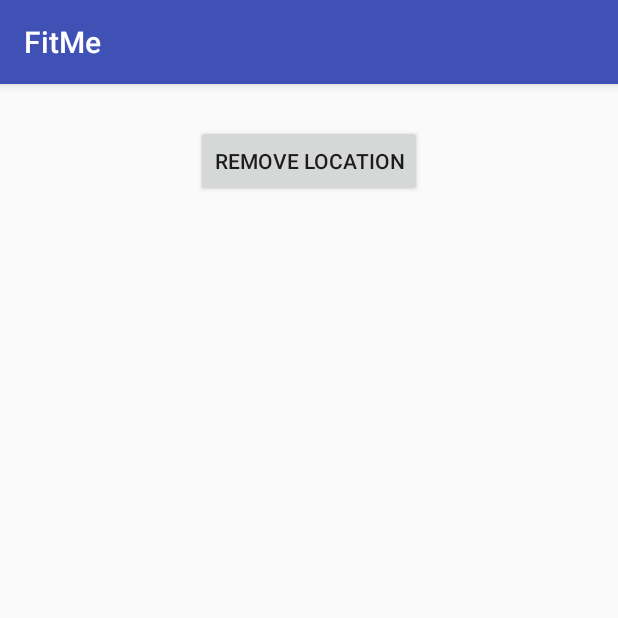
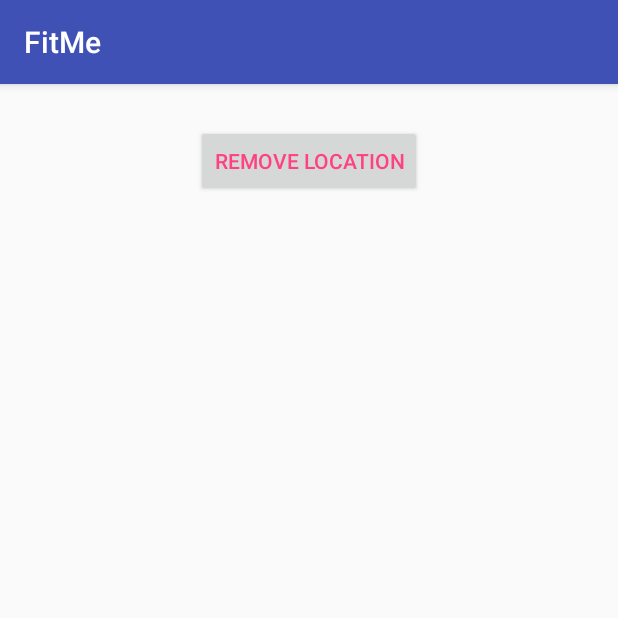
Before and after one commit to jcruz1991/FitMe, an Android app: the FindBuddyActivity screen opened directly, with no data from a screen before it, after a tap on "REMOVE LOCATION", on a phone screen of 412 x 824 dp, the top half of it. Run offline under Robolectric (Android 15) with nearby library versions, the phone set to English and light mode, and no system bars; our stand-ins replace Firebase (no records; nobody signed in at launch, a user with empty details on screens opened directly); 1 other tap on this screen came first.

Commit message:
Added remove button

```diff
--- a/app/src/main/java/com/fitme/fitme/FindBuddyActivity.java
+++ b/app/src/main/java/com/fitme/fitme/FindBuddyActivity.java
@@ -215,16 +215,14 @@ public class FindBuddyActivity extends AppCompatActivity
 
         searchButton.setVisibility(View.INVISIBLE);
         removeButton.setVisibility(View.VISIBLE);
-        //for(int i = 0; i< getCloseUser.size(); i ++)
-        // {
-        //    Log.d("BYE!!@", "BYE:  " + getCloseUser.get(i));
-        // }
+    }
 
-        //Intent intent = new Intent(FindBuddyActivity.this, ShowUserActivity.class);
-        //intent.putExtra("chosenworkname", chosenWorkout);
-        //intent.putStringArrayListExtra("Llist",getCloseUser);
-        // Log.d("BBEEEEEEEE", "HELLO: " );
-        //startActivity(intent);
+    /**
+     * Click Event when remove location button is clicked
+     * @param view
+     */
+    public void removeLocationClicked(View view) {
+        mDatabaseReference.child(userID).removeValue();
     }
 
     private void retrieveUserLocation() {
--- a/app/src/main/res/layout/activity_find_buddy.xml
+++ b/app/src/main/res/layout/activity_find_buddy.xml
@@ -20,7 +20,8 @@
         android:layout_centerHorizontal="true"
         android:layout_below="@+id/activeUserTextView"
         android:text="Search For Workout Buddy"
-        android:onClick="searchButtonClicked"/>
+        android:onClick="searchButtonClicked"
+        style="@style/Base.TextAppearance.AppCompat.Widget.Button"/>
 
     <Button
         android:id="@+id/removeButton"
@@ -29,21 +30,24 @@
         android:layout_centerHorizontal="true"
         android:layout_below="@+id/activeUserTextView"
         android:text="Remove Location"
-        android:onClick="removeLocationClicked"/>
+        android:onClick="removeLocationClicked"
+        style="@style/Base.TextAppearance.AppCompat.Widget.Button.Borderless.Colored"/>
 
     <ListView
         android:id="@+id/workoutL"
         android:layout_width="match_parent"
         android:layout_height="wrap_content"
         android:layout_below="@+id/removeButton"
-        android:visibility="visible"></ListView>
+        android:visibility="visible">
+    </ListView>
 
     <ListView
         android:id="@+id/localUsers"
         android:layout_width="match_parent"
         android:layout_height="wrap_content"
         android:layout_below="@+id/removeButton"
-        android:visibility="invisible"></ListView>
+        android:visibility="invisible">
+    </ListView>
 
 
 
```
